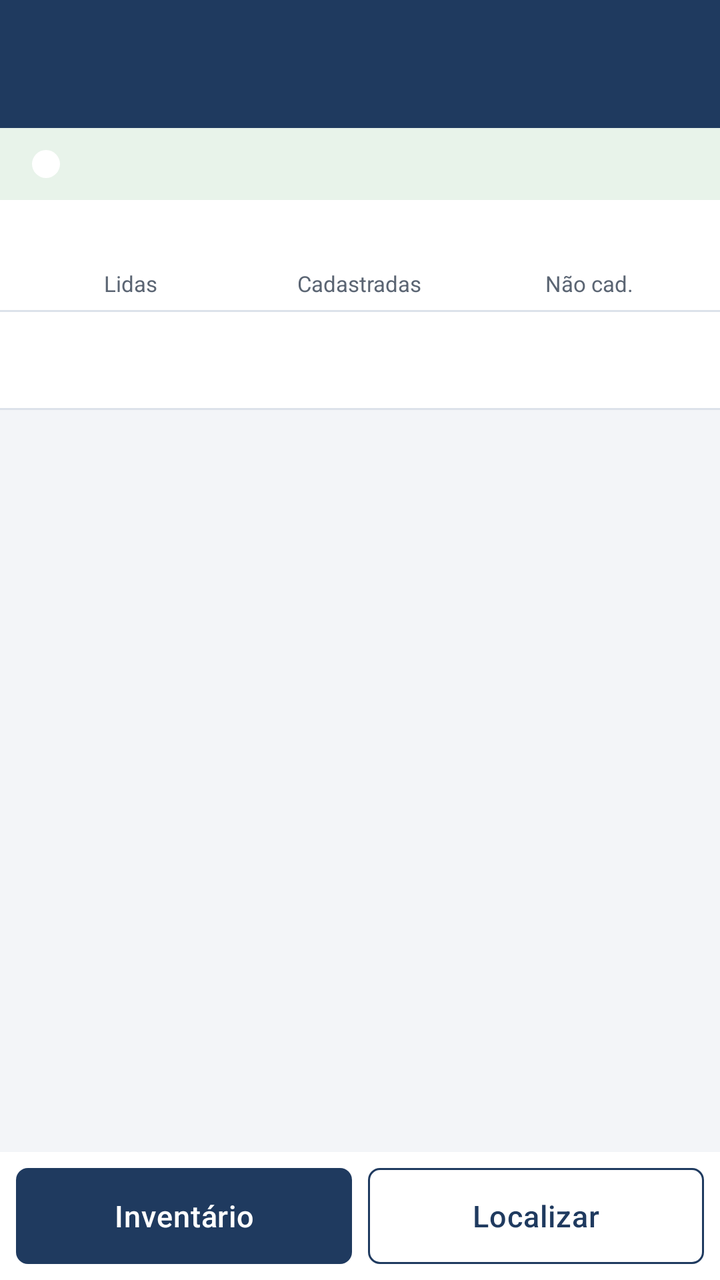
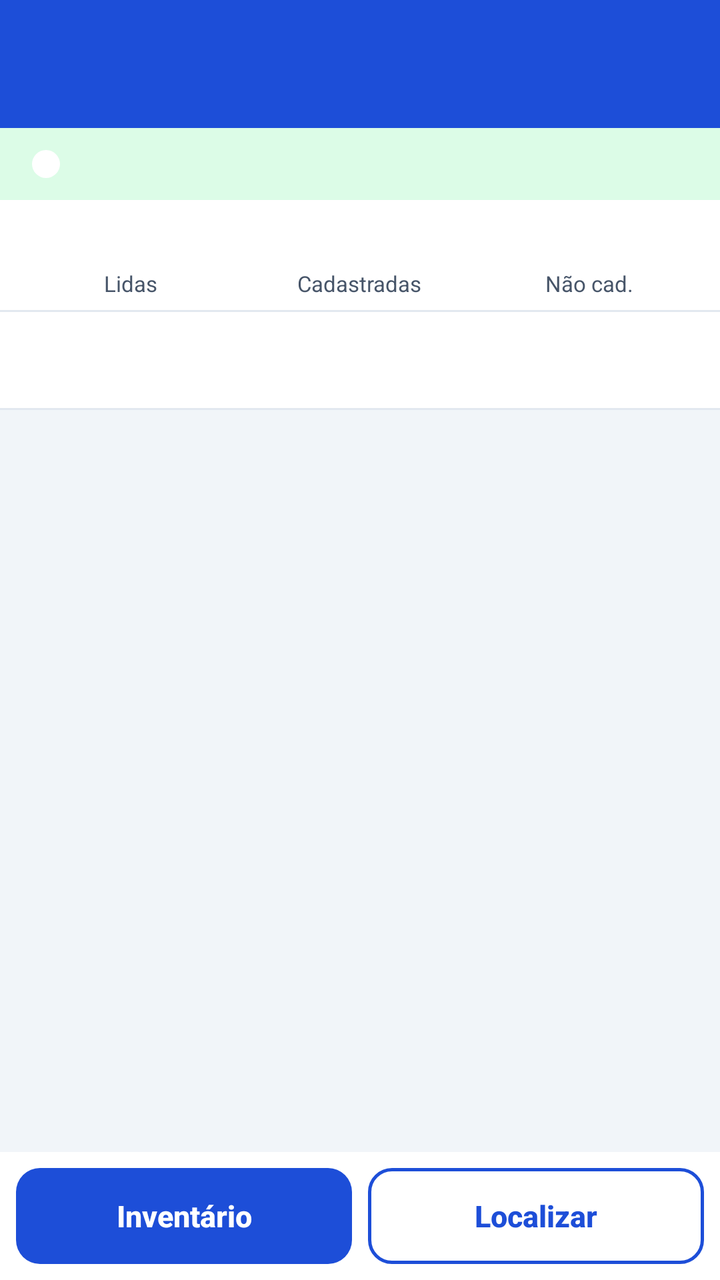

Screens rendered from an Android XML layout before and after an edit, with the pre-edit source and the edit as a unified diff.
<!-- AndroidManifest.xml: application theme Theme.RFIDAndroid -->
<!-- res/layout/activity_main.xml -->
<LinearLayout xmlns:android="http://schemas.android.com/apk/res/android"
    android:id="@+id/raizPrincipal"
    android:orientation="vertical"
    android:layout_width="match_parent"
    android:layout_height="match_parent">
    <com.google.android.material.appbar.MaterialToolbar
        android:id="@+id/toolbar"
        style="@style/Widget.RFID.Barra"
        android:layout_width="match_parent"
        android:layout_height="wrap_content"/>

    
    <include layout="@layout/include_estado_leitor"/>

    
    <ScrollView
        android:id="@+id/rolagemTopo"
        android:fadeScrollbars="false"
        android:layout_width="match_parent"
        android:layout_height="wrap_content">

        <LinearLayout
            android:id="@+id/conteudoTopo"
            android:orientation="vertical"
            android:layout_width="match_parent"
            android:layout_height="wrap_content">

            
            <include layout="@layout/include_aviso_recusa"/>

            
            <RelativeLayout
                android:background="@color/superficie"
                android:paddingStart="8dp"
                android:paddingEnd="8dp"
                android:paddingTop="6dp"
                android:paddingBottom="6dp"
                android:layout_width="match_parent"
                android:layout_height="wrap_content">

                
                <LinearLayout
                    android:id="@+id/linhaContadores"
                    android:focusable="true"
                    android:importantForAccessibility="yes"
                    android:orientation="horizontal"
                    android:baselineAligned="false"
                    android:layout_alignParentStart="true"
                    android:layout_toStartOf="@+id/colunaSelos"
                    android:layout_alignWithParentIfMissing="true"
                    android:layout_centerVertical="true"
                    android:layout_width="match_parent"
                    android:layout_height="wrap_content">

                    <LinearLayout
                        android:orientation="vertical"
                        android:gravity="center_horizontal"
                        android:layout_width="0dp"
                        android:layout_weight="1"
                        android:layout_height="wrap_content">

                        <TextView
                            android:id="@+id/txtNumLidas"
                            android:textColor="@color/marinho"
                            android:textSize="24sp"
                            android:textStyle="bold"
                            android:includeFontPadding="false"
                            android:layout_width="wrap_content"
                            android:layout_height="wrap_content"/>

                        <TextView
                            android:text="@string/main_contador_lidas"
                            android:textColor="@color/texto_secundario"
                            android:textSize="11sp"
                            android:maxLines="1"
                            android:ellipsize="end"
                            android:layout_width="wrap_content"
                            android:layout_height="wrap_content"/>
                    </LinearLayout>

                    <LinearLayout
                        android:orientation="vertical"
                        android:gravity="center_horizontal"
                        android:layout_width="0dp"
                        android:layout_weight="1"
                        android:layout_height="wrap_content">

                        <TextView
                            android:id="@+id/txtNumCadastradas"
                            android:textColor="@color/sucesso"
                            android:textSize="24sp"
                            android:textStyle="bold"
                            android:includeFontPadding="false"
                            android:layout_width="wrap_content"
                            android:layout_height="wrap_content"/>

                        <TextView
                            android:text="@string/main_contador_cadastradas"
                            android:textColor="@color/texto_secundario"
                            android:textSize="11sp"
                            android:maxLines="1"
                            android:ellipsize="end"
                            android:layout_width="wrap_content"
                            android:layout_height="wrap_content"/>
                    </LinearLayout>

                    <LinearLayout
                        android:orientation="vertical"
                        android:gravity="center_horizontal"
                        android:layout_width="0dp"
                        android:layout_weight="1"
                        android:layout_height="wrap_content">

                        <TextView
                            android:id="@+id/txtNumNaoCadastradas"
                            android:textColor="@color/atencao"
                            android:textSize="24sp"
                            android:textStyle="bold"
                            android:includeFontPadding="false"
                            android:layout_width="wrap_content"
                            android:layout_height="wrap_content"/>

                        <TextView
                            android:text="@string/main_contador_nao_cadastradas"
                            android:textColor="@color/texto_secundario"
                            android:textSize="11sp"
                            android:maxLines="1"
                            android:ellipsize="end"
                            android:layout_width="wrap_content"
                            android:layout_height="wrap_content"/>
                    </LinearLayout>
                </LinearLayout>

                
                <LinearLayout
                    android:id="@+id/colunaSelos"
                    android:orientation="vertical"
                    android:gravity="end|center_vertical"
                    android:visibility="gone"
                    android:layout_alignParentEnd="true"
                    android:layout_centerVertical="true"
                    android:layout_marginStart="4dp"
                    android:layout_width="wrap_content"
                    android:layout_height="wrap_content">

                    <TextView
                        android:id="@+id/seloAguardando"
                        android:background="@drawable/selo_atencao"
                        android:textColor="@color/atencao"
                        android:textSize="12sp"
                        android:textStyle="bold"
                        android:gravity="center"
                        android:maxLines="1"
                        android:paddingStart="8dp"
                        android:paddingEnd="8dp"
                        android:paddingTop="2dp"
                        android:paddingBottom="2dp"
                        android:visibility="gone"
                        android:layout_width="wrap_content"
                        android:layout_height="wrap_content"/>

                    <TextView
                        android:id="@+id/seloRecusadas"
                        android:background="@drawable/selo_erro"
                        android:foreground="?attr/selectableItemBackground"
                        android:textColor="@color/erro"
                        android:textSize="12sp"
                        android:textStyle="bold"
                        android:gravity="center"
                        android:maxLines="1"
                        android:minHeight="44dp"
                        android:paddingStart="8dp"
                        android:paddingEnd="8dp"
                        android:layout_marginTop="2dp"
                        android:visibility="gone"
                        android:layout_width="wrap_content"
                        android:layout_height="wrap_content"/>
                </LinearLayout>
            </RelativeLayout>

            
            <LinearLayout
                android:id="@+id/faixaSincronizacao"
                android:orientation="horizontal"
                android:gravity="center_vertical"
                android:background="@color/atencao_fundo"
                android:foreground="?attr/selectableItemBackground"
                android:paddingStart="12dp"
                android:paddingEnd="4dp"
                android:minHeight="48dp"
                android:visibility="gone"
                android:layout_width="match_parent"
                android:layout_height="wrap_content">

                <TextView
                    android:id="@+id/txtSincronizacao"
                    android:textColor="@color/atencao"
                    android:textStyle="bold"
                    android:textSize="14sp"
                    android:maxLines="3"
                    android:ellipsize="end"
                    android:paddingTop="6dp"
                    android:paddingBottom="6dp"
                    android:layout_width="0dp"
                    android:layout_weight="1"
                    android:layout_height="wrap_content"/>

                <Button
                    android:id="@+id/btnEnviarAgora"
                    style="@style/Widget.RFID.Botao.Texto"
                    android:text="@string/main_enviar_agora"
                    android:textColor="@color/marinho"
                    android:textStyle="bold"
                    android:minHeight="48dp"
                    android:layout_marginStart="4dp"
                    android:visibility="gone"
                    android:layout_width="wrap_content"
                    android:layout_height="wrap_content"/>
            </LinearLayout>
        </LinearLayout>
    </ScrollView>

    <View
        android:background="@color/borda"
        android:layout_width="match_parent"
        android:layout_height="1dp"/>

    
    <com.google.android.material.tabs.TabLayout
        android:id="@+id/tabs"
        android:layout_width="match_parent"
        android:layout_height="wrap_content"/>

    <View
        android:background="@color/borda"
        android:layout_width="match_parent"
        android:layout_height="1dp"/>

    
    <androidx.viewpager2.widget.ViewPager2
        android:id="@+id/pager"
        android:minHeight="120dp"
        android:layout_width="match_parent"
        android:layout_height="0dp"
        android:layout_weight="1"/>

    
    <LinearLayout
        android:orientation="horizontal"
        android:background="@color/superficie"
        android:paddingStart="8dp"
        android:paddingEnd="8dp"
        android:paddingTop="4dp"
        android:paddingBottom="4dp"
        android:layout_width="match_parent"
        android:layout_height="wrap_content">

        <Button
            android:id="@+id/btnInventario"
            style="@style/Widget.RFID.Botao"
            android:text="@string/main_rodape_inventario"
            android:minHeight="56dp"
            android:layout_marginEnd="4dp"
            android:layout_width="0dp"
            android:layout_weight="1"
            android:layout_height="wrap_content"/>

        <Button
            android:id="@+id/btnLocalizar"
            style="@style/Widget.RFID.Botao.Contorno"
            android:text="@string/main_rodape_localizar"
            android:minHeight="56dp"
            android:layout_marginStart="4dp"
            android:layout_width="0dp"
            android:layout_weight="1"
            android:layout_height="wrap_content"/>
    </LinearLayout>
</LinearLayout>
<!-- res/layout/include_estado_leitor.xml (included above) -->
<?xml version="1.0" encoding="utf-8"?>
<LinearLayout xmlns:android="http://schemas.android.com/apk/res/android"
    xmlns:app="http://schemas.android.com/apk/res-auto"
    xmlns:tools="http://schemas.android.com/tools"
    tools:ignore="Overdraw"
    android:id="@+id/painelEstadoLeitor"
    android:orientation="horizontal"
    android:gravity="center_vertical"
    android:background="@color/sucesso_fundo"
    android:paddingStart="16dp"
    android:paddingEnd="8dp"
    android:minHeight="36dp"
    android:layout_width="match_parent"
    android:layout_height="wrap_content">

    
    <View
        android:id="@+id/marcaEstadoLeitor"
        android:background="@drawable/marca_estado"
        android:importantForAccessibility="no"
        android:layout_marginEnd="10dp"
        android:layout_width="14dp"
        android:layout_height="14dp"/>

    <TextView
        android:id="@+id/txtEstadoLeitor"
        android:accessibilityLiveRegion="polite"
        android:textStyle="bold"
        android:textSize="15sp"
        android:textColor="@color/sucesso"
        android:paddingTop="6dp"
        android:paddingBottom="6dp"
        android:layout_width="0dp"
        android:layout_weight="1"
        android:layout_height="wrap_content"/>

    
    <Button
        android:id="@+id/btnReconectarLeitor"
        style="@style/Widget.Material3.Button.OutlinedButton"
        android:text="@string/estado_leitor_reconectar"
        android:textColor="@color/white"
        android:textStyle="bold"
        app:strokeColor="@color/white"
        app:strokeWidth="2dp"
        app:shapeAppearance="@style/Forma.RFID.Pequena"
        android:minHeight="48dp"
        android:layout_marginStart="8dp"
        android:visibility="gone"
        android:layout_width="wrap_content"
        android:layout_height="wrap_content"/>
</LinearLayout>
<!-- res/layout/include_aviso_recusa.xml (included above) -->
<?xml version="1.0" encoding="utf-8"?>
<LinearLayout xmlns:android="http://schemas.android.com/apk/res/android"
    xmlns:tools="http://schemas.android.com/tools"
    tools:ignore="Overdraw"
    android:id="@+id/painelAvisoRecusa"
    android:orientation="horizontal"
    android:gravity="center_vertical"
    android:background="@color/erro_fundo"
    android:paddingStart="12dp"
    android:paddingEnd="4dp"
    android:paddingTop="8dp"
    android:paddingBottom="8dp"
    android:visibility="gone"
    android:layout_width="match_parent"
    android:layout_height="wrap_content">

    <TextView
        android:id="@+id/txtAvisoRecusa"
        android:textColor="@color/erro"
        android:textStyle="bold"
        android:textSize="14sp"
        android:maxLines="3"
        android:ellipsize="end"
        android:layout_width="0dp"
        android:layout_weight="1"
        android:layout_height="wrap_content"/>

    <Button
        android:id="@+id/btnCienteRecusa"
        style="@style/Widget.Material3.Button.TextButton"
        android:text="@string/aviso_recusa_ciente"
        android:textColor="@color/erro"
        android:layout_marginStart="8dp"
        android:layout_width="wrap_content"
        android:layout_height="wrap_content"/>
</LinearLayout>
<!-- resources referenced by this layout -->
<resources>
  <color name="atencao">#FF8A5200</color>
  <color name="atencao_fundo">#FFFFF4E0</color>
  <color name="borda">#FFDCE2EA</color>
  <color name="erro">#FFC62828</color>
  <color name="erro_fundo">#FFFDECEC</color>
  <color name="marinho">#FF1F3A5F</color>
  <color name="sucesso">#FF2E7D32</color>
  <color name="sucesso_fundo">#FFE8F3EA</color>
  <color name="texto_secundario">#FF5B6573</color>
  <style name="Forma.RFID.Pequena" parent="">
          <item name="cornerFamily">rounded</item>
          <item name="cornerSize">6dp</item>
      </style>
  <style name="Widget.RFID.Barra" parent="Widget.Material3.Toolbar">
          <item name="android:background">@color/marinho</item>
          <item name="titleTextColor">@color/white</item>
          <item name="subtitleTextColor">#CCFFFFFF</item>
          <item name="android:minHeight">?attr/actionBarSize</item>
          <item name="android:theme">@style/ThemeOverlay.Material3.Dark.ActionBar</item>
          
          <item name="popupTheme">@style/ThemeOverlay.Material3.Light</item>
      </style>
  <style name="Widget.RFID.Botao" parent="Widget.Material3.Button">
          <item name="shapeAppearance">@style/Forma.RFID.Pequena</item>
          <item name="android:minHeight">52dp</item>
          <item name="android:textSize">15sp</item>
          <item name="android:letterSpacing">0.02</item>
      </style>
  <style name="Widget.RFID.Botao.Contorno" parent="Widget.Material3.Button.OutlinedButton">
          <item name="shapeAppearance">@style/Forma.RFID.Pequena</item>
          <item name="android:minHeight">52dp</item>
          <item name="android:textSize">15sp</item>
          <item name="strokeColor">@color/marinho</item>
      </style>
  <style name="Widget.RFID.Botao.Texto" parent="Widget.Material3.Button.TextButton">
          <item name="android:textColor">@color/azul</item>
      </style>
  <style name="Theme.RFIDAndroid" parent="Theme.Material3.Light.NoActionBar">
          <item name="colorPrimary">@color/marinho</item>
          <item name="colorOnPrimary">@color/white</item>
          <item name="colorPrimaryContainer">@color/azul_claro</item>
          <item name="colorOnPrimaryContainer">@color/marinho_escuro</item>
          <item name="colorSecondary">@color/azul</item>
          <item name="colorOnSecondary">@color/white</item>
          <item name="colorSecondaryContainer">@color/azul_claro</item>
          <item name="colorOnSecondaryContainer">@color/marinho_escuro</item>
          <item name="colorError">@color/erro</item>
          <item name="colorOutline">@color/borda</item>
          <item name="colorOutlineVariant">@color/borda</item>
          <item name="colorSurface">@color/superficie</item>
          <item name="colorOnSurface">@color/texto</item>
          <item name="colorOnSurfaceVariant">@color/texto_secundario</item>
          <item name="colorSurfaceContainerHighest">@color/superficie</item>
          <item name="android:colorBackground">@color/fundo</item>
          <item name="android:textColorPrimary">@color/texto</item>
          <item name="android:textColorSecondary">@color/texto_secundario</item>
  
          <item name="android:statusBarColor">@color/marinho_escuro</item>
          <item name="android:windowLightStatusBar">false</item>
          <item name="android:navigationBarColor">@color/marinho_escuro</item>
  
          <item name="materialButtonStyle">@style/Widget.RFID.Botao</item>
          <item name="materialButtonOutlinedStyle">@style/Widget.RFID.Botao.Contorno</item>
          <item name="textInputStyle">@style/Widget.RFID.Campo</item>
          <item name="materialCardViewStyle">@style/Widget.RFID.Cartao</item>
          <item name="tabStyle">@style/Widget.RFID.Abas</item>
          <item name="checkboxStyle">@style/Widget.Material3.CompoundButton.CheckBox</item>
      </style>
  <color name="azul">#FF2E6DA4</color>
  <color name="azul_claro">#FFE3ECF6</color>
  <color name="marinho_escuro">#FF152A45</color>
  <color name="texto">#FF1C2530</color>
  <color name="fundo">#FFF3F5F8</color>
  <style name="Widget.RFID.Campo" parent="Widget.Material3.TextInputLayout.OutlinedBox">
          <item name="shapeAppearance">@style/Forma.RFID.Pequena</item>
          <item name="boxStrokeColor">@color/marinho</item>
          <item name="hintTextColor">@color/marinho</item>
          <item name="android:layout_marginTop">12dp</item>
      </style>
  <style name="Widget.RFID.Cartao" parent="Widget.Material3.CardView.Outlined">
          <item name="cardBackgroundColor">@color/superficie</item>
          <item name="strokeColor">@color/borda</item>
          <item name="cardCornerRadius">8dp</item>
          <item name="cardElevation">0dp</item>
      </style>
  <style name="Widget.RFID.Abas" parent="Widget.Material3.TabLayout">
          <item name="android:background">@color/superficie</item>
          <item name="tabIndicatorColor">@color/marinho</item>
          <item name="tabSelectedTextColor">@color/marinho</item>
          <item name="tabTextColor">@color/texto_secundario</item>
          <item name="tabIndicatorFullWidth">true</item>
          <item name="tabGravity">fill</item>
          <item name="tabMode">fixed</item>
      </style>
  <!-- unchanged entries left out for length: 13 -->
</resources>

<!-- the commit's change to res/layout/activity_main.xml (unified diff, before → after) -->
@@ -61,7 +61,7 @@
 
                         <TextView
                             android:id="@+id/txtNumLidas"
-                            android:textColor="@color/marinho"
+                            android:textColor="@color/primaria"
                             android:textSize="24sp"
                             android:textStyle="bold"
                             android:includeFontPadding="false"
@@ -209,7 +209,7 @@
                     android:id="@+id/btnEnviarAgora"
                     style="@style/Widget.RFID.Botao.Texto"
                     android:text="@string/main_enviar_agora"
-                    android:textColor="@color/marinho"
+                    android:textColor="@color/primaria"
                     android:textStyle="bold"
                     android:minHeight="48dp"
                     android:layout_marginStart="4dp"
<!-- resource entries referenced after the edit -->
@@ -1,20 +1,20 @@
 <!-- resources referenced by this layout -->
 <resources>
-  <color name="atencao">#FF8A5200</color>
-  <color name="atencao_fundo">#FFFFF4E0</color>
-  <color name="borda">#FFDCE2EA</color>
-  <color name="erro">#FFC62828</color>
-  <color name="erro_fundo">#FFFDECEC</color>
-  <color name="marinho">#FF1F3A5F</color>
-  <color name="sucesso">#FF2E7D32</color>
-  <color name="sucesso_fundo">#FFE8F3EA</color>
-  <color name="texto_secundario">#FF5B6573</color>
+  <color name="atencao">#FF92400E</color>
+  <color name="atencao_fundo">#FFFEF3C7</color>
+  <color name="borda">#FFE2E8F0</color>
+  <color name="erro">#FFB91C1C</color>
+  <color name="erro_fundo">#FFFEE2E2</color>
+  <color name="primaria">#FF1D4ED8</color>
+  <color name="sucesso">#FF15803D</color>
+  <color name="sucesso_fundo">#FFDCFCE7</color>
+  <color name="texto_secundario">#FF475569</color>
   <style name="Forma.RFID.Pequena" parent="">
           <item name="cornerFamily">rounded</item>
-          <item name="cornerSize">6dp</item>
+          <item name="cornerSize">12dp</item>
       </style>
   <style name="Widget.RFID.Barra" parent="Widget.Material3.Toolbar">
-          <item name="android:background">@color/marinho</item>
+          <item name="android:background">@color/primaria</item>
           <item name="titleTextColor">@color/white</item>
           <item name="subtitleTextColor">#CCFFFFFF</item>
           <item name="android:minHeight">?attr/actionBarSize</item>
@@ -26,26 +26,30 @@
           <item name="shapeAppearance">@style/Forma.RFID.Pequena</item>
           <item name="android:minHeight">52dp</item>
           <item name="android:textSize">15sp</item>
-          <item name="android:letterSpacing">0.02</item>
+          <item name="android:letterSpacing">0</item>
+          <item name="android:textStyle">bold</item>
       </style>
   <style name="Widget.RFID.Botao.Contorno" parent="Widget.Material3.Button.OutlinedButton">
           <item name="shapeAppearance">@style/Forma.RFID.Pequena</item>
           <item name="android:minHeight">52dp</item>
           <item name="android:textSize">15sp</item>
-          <item name="strokeColor">@color/marinho</item>
+          <item name="strokeColor">@color/primaria</item>
+          <item name="strokeWidth">1.5dp</item>
+          <item name="android:textStyle">bold</item>
       </style>
   <style name="Widget.RFID.Botao.Texto" parent="Widget.Material3.Button.TextButton">
-          <item name="android:textColor">@color/azul</item>
+          <item name="android:textColor">@color/secundaria</item>
+          <item name="android:textStyle">bold</item>
       </style>
   <style name="Theme.RFIDAndroid" parent="Theme.Material3.Light.NoActionBar">
-          <item name="colorPrimary">@color/marinho</item>
+          <item name="colorPrimary">@color/primaria</item>
           <item name="colorOnPrimary">@color/white</item>
-          <item name="colorPrimaryContainer">@color/azul_claro</item>
-          <item name="colorOnPrimaryContainer">@color/marinho_escuro</item>
-          <item name="colorSecondary">@color/azul</item>
+          <item name="colorPrimaryContainer">@color/primaria_clara</item>
+          <item name="colorOnPrimaryContainer">@color/primaria_escura</item>
+          <item name="colorSecondary">@color/secundaria</item>
           <item name="colorOnSecondary">@color/white</item>
-          <item name="colorSecondaryContainer">@color/azul_claro</item>
-          <item name="colorOnSecondaryContainer">@color/marinho_escuro</item>
+          <item name="colorSecondaryContainer">@color/primaria_clara</item>
+          <item name="colorOnSecondaryContainer">@color/primaria_escura</item>
           <item name="colorError">@color/erro</item>
           <item name="colorOutline">@color/borda</item>
           <item name="colorOutlineVariant">@color/borda</item>
@@ -57,9 +61,9 @@
           <item name="android:textColorPrimary">@color/texto</item>
           <item name="android:textColorSecondary">@color/texto_secundario</item>
   
-          <item name="android:statusBarColor">@color/marinho_escuro</item>
+          <item name="android:statusBarColor">@color/primaria_escura</item>
           <item name="android:windowLightStatusBar">false</item>
-          <item name="android:navigationBarColor">@color/marinho_escuro</item>
+          <item name="android:navigationBarColor">@color/primaria_escura</item>
   
           <item name="materialButtonStyle">@style/Widget.RFID.Botao</item>
           <item name="materialButtonOutlinedStyle">@style/Widget.RFID.Botao.Contorno</item>
@@ -68,31 +72,45 @@
           <item name="tabStyle">@style/Widget.RFID.Abas</item>
           <item name="checkboxStyle">@style/Widget.Material3.CompoundButton.CheckBox</item>
       </style>
-  <color name="azul">#FF2E6DA4</color>
-  <color name="azul_claro">#FFE3ECF6</color>
-  <color name="marinho_escuro">#FF152A45</color>
-  <color name="texto">#FF1C2530</color>
-  <color name="fundo">#FFF3F5F8</color>
+  <color name="secundaria">#FF0E7490</color>
+  <color name="primaria_clara">#FFDBEAFE</color>
+  <color name="primaria_escura">#FF1E3A8A</color>
+  <color name="texto">#FF0F172A</color>
+  <color name="fundo">#FFF1F5F9</color>
   <style name="Widget.RFID.Campo" parent="Widget.Material3.TextInputLayout.OutlinedBox">
           <item name="shapeAppearance">@style/Forma.RFID.Pequena</item>
-          <item name="boxStrokeColor">@color/marinho</item>
-          <item name="hintTextColor">@color/marinho</item>
+          <item name="boxStrokeColor">@color/primaria</item>
+          <item name="hintTextColor">@color/primaria</item>
           <item name="android:layout_marginTop">12dp</item>
       </style>
   <style name="Widget.RFID.Cartao" parent="Widget.Material3.CardView.Outlined">
           <item name="cardBackgroundColor">@color/superficie</item>
           <item name="strokeColor">@color/borda</item>
-          <item name="cardCornerRadius">8dp</item>
+          <item name="cardCornerRadius">16dp</item>
           <item name="cardElevation">0dp</item>
       </style>
   <style name="Widget.RFID.Abas" parent="Widget.Material3.TabLayout">
           <item name="android:background">@color/superficie</item>
-          <item name="tabIndicatorColor">@color/marinho</item>
-          <item name="tabSelectedTextColor">@color/marinho</item>
+          <item name="tabIndicatorColor">@color/primaria</item>
+          <item name="tabSelectedTextColor">@color/primaria</item>
           <item name="tabTextColor">@color/texto_secundario</item>
-          <item name="tabIndicatorFullWidth">true</item>
+          <item name="tabIndicatorFullWidth">false</item>
+          <item name="tabIndicator">@drawable/indicador_aba</item>
+          <item name="tabIndicatorHeight">4dp</item>
+          <item name="tabTextAppearance">@style/Texto.RFID.Aba</item>
           <item name="tabGravity">fill</item>
           <item name="tabMode">fixed</item>
+      </style>
+  <!-- drawable indicador_aba (drawable) -->
+  <?xml version="1.0" encoding="utf-8"?>
+  <shape xmlns:android="http://schemas.android.com/apk/res/android" android:shape="rectangle">
+      <corners android:topLeftRadius="4dp" android:topRightRadius="4dp"/>
+      <solid android:color="@color/white"/>
+  </shape>
+  <style name="Texto.RFID.Aba" parent="TextAppearance.Material3.TitleSmall">
+          <item name="android:textSize">15sp</item>
+          <item name="android:textStyle">bold</item>
+          <item name="android:textAllCaps">false</item>
       </style>
   <!-- unchanged entries left out for length: 13 -->
 </resources>
